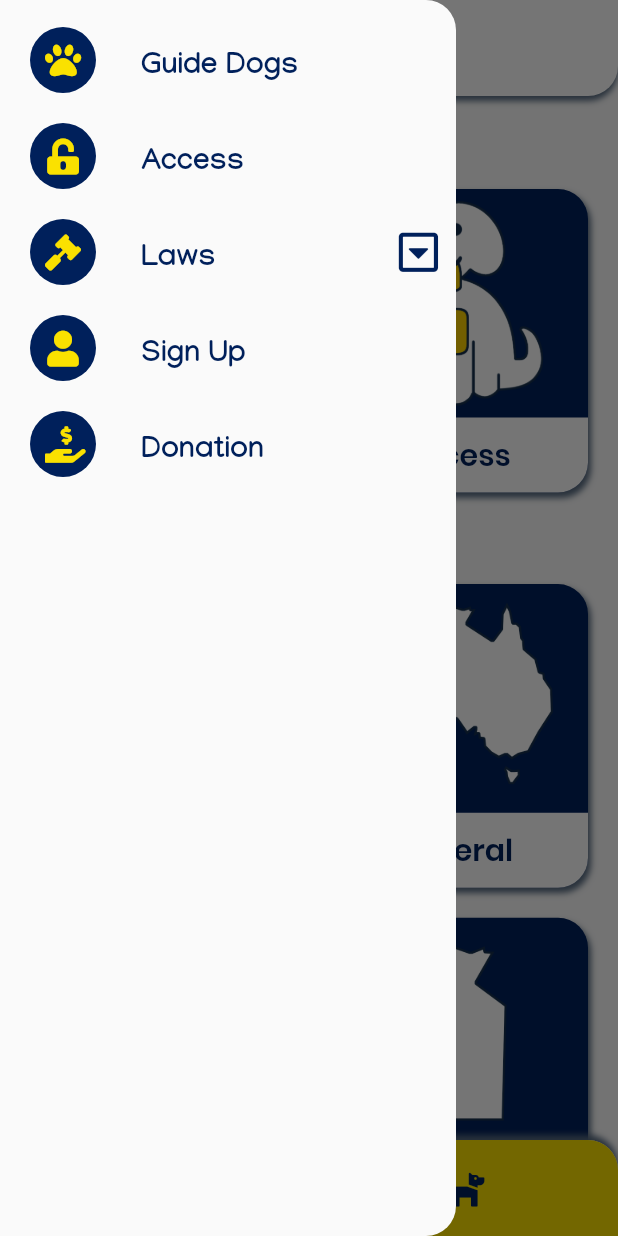
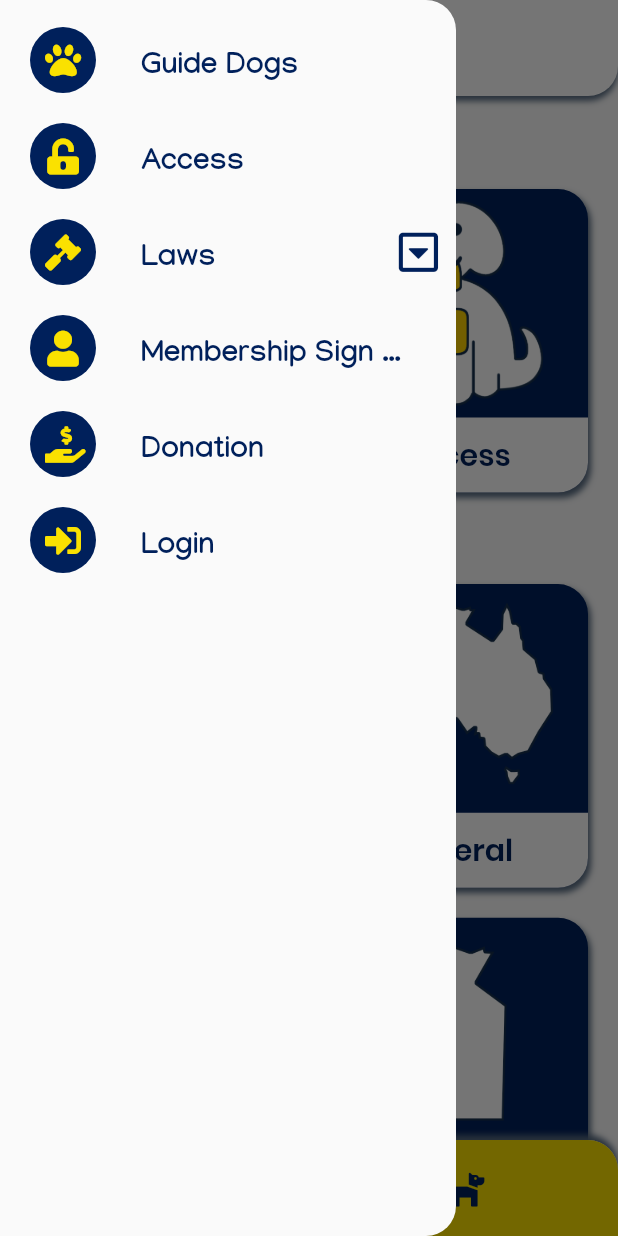
Before and after one commit to Thornie/DGHA-App, a Flutter app: the screen it shows after launch, with the side drawer open, on a phone screen of 412 x 824 dp. Run offline on Flutter 3.47's test engine with Material 2 defaults, Android fonts, the phone set to English and light mode, and no system bars; our stand-ins replace firebase_auth, flutter_html, font_awesome_flutter, modal_progress_hud; accounts and stored records are empty.

Commit message:
login working with firebase

```diff
--- a/lib/components/menu_drawer.dart
+++ b/lib/components/menu_drawer.dart
@@ -34,6 +34,7 @@ class MenuDrawer extends StatelessWidget {
                 MenuExpansionTile(tile: Data.lawsTilesListData),
                 MenuTile(tile: Data.signUpTileData),
                 MenuTile(tile: Data.donateTileData),
+                MenuTile(tile: Data.login),
               ],
             ),
           ),
--- a/lib/misc/data.dart
+++ b/lib/misc/data.dart
@@ -2,6 +2,7 @@ import 'package:dgha_brochure/models/languages.dart';
 import 'package:dgha_brochure/models/menu_card_data.dart';
 import 'package:dgha_brochure/models/menu_tile_data.dart';
 import 'package:dgha_brochure/screens/info_screens.dart';
+import 'package:dgha_brochure/screens/login_screen.dart';
 import 'package:font_awesome_flutter/font_awesome_flutter.dart';
 
 class Data {
@@ -224,7 +225,7 @@ class Data {
       semanticHint: "Double Tap to read more about Western Australian Law regarding Guide Dogs");
 
   static final MenuTileData signUpTileData = new MenuTileData(
-      title: "Sign Up",
+      title: "Membership Sign Up ",
       icon: FontAwesomeIcons.solidUser,
       link: "http://dgha.org.au/dgha/membership/",
       semanticLabel: "Sign Up",
@@ -236,6 +237,14 @@ class Data {
       link: "http://dgha.org.au/dgha/membership/",
       semanticLabel: "Donation",
       semanticHint: "Double tap to go to the Guide Dog Handler Australia Donation page");
+
+  static final MenuTileData login = new MenuTileData(
+      title: "Login",
+      pageToNavigateTo: LoginScreen.id,
+      icon: FontAwesomeIcons.signInAlt,
+      semanticLabel: "Login",
+      semanticHint: "Double tap to go to the Login/Register page");
+
 
   // ---------------------------------------- LANGUAGES
   // ---------------------- GENERAL INFO LANGUAGES
--- a/lib/misc/route_generator.dart
+++ b/lib/misc/route_generator.dart
@@ -1,8 +1,10 @@
 import 'package:dgha_brochure/models/screen_args.dart';
 import 'package:dgha_brochure/screens/info_screens.dart';
+import 'package:dgha_brochure/screens/login_screen.dart';
 import 'package:dgha_brochure/screens/menu_screen.dart';
 import 'package:dgha_brochure/screens/rating_menu_screen.dart';
 import 'package:dgha_brochure/screens/rating_screen.dart';
+import 'package:dgha_brochure/screens/register_screen.dart';
 import 'package:dgha_brochure/screens/review_screen.dart';
 import 'package:flutter/material.dart';
 
@@ -30,6 +32,10 @@ class RouteGenerator {
       case RatingScreen.id:
         return MaterialPageRoute(
             builder: (_) => RatingScreen(settings.arguments));
+            case LoginScreen.id:
+        return MaterialPageRoute(builder: (_) => LoginScreen());
+      case RegisterScreen.id:
+        return MaterialPageRoute(builder: (_) => RegisterScreen());
       default:
         return MaterialPageRoute(builder: (_) => MenuScreen());
     }
--- a/lib/screens/login_screen.dart
+++ b/lib/screens/login_screen.dart
@@ -76,6 +76,7 @@ class _LoginScreenState extends State<LoginScreen> {
                   onChanged: (value) {
                     password = value;
                   },
+                  obscureText: true,
                   decoration: InputDecoration(
                     hintText: 'Type your Password',
                     prefixIcon: Icon(
--- a/lib/screens/register_screen.dart
+++ b/lib/screens/register_screen.dart
@@ -77,6 +77,7 @@ class _RegisterScreenState extends State<RegisterScreen> {
                   onChanged: (value) {
                     password = value;
                   },
+                  obscureText: true,
                   decoration: InputDecoration(
                     hintText: 'Type your Password',
                     prefixIcon: Icon(
@@ -95,6 +96,7 @@ class _RegisterScreenState extends State<RegisterScreen> {
                   onChanged: (value) {
                     confirmpass = value;
                   },
+                  obscureText: true,
                   decoration: InputDecoration(
                     hintText: 'Confirm Password',
                     prefixIcon: Icon(
--- a/pubspec.yaml
+++ b/pubspec.yaml
@@ -14,9 +14,8 @@ dependencies:
   font_awesome_flutter: ^8.5.0
   flutter_html: ^0.10.4
   modal_progress_hud: ^0.1.3
+  firebase_core: ^0.4.0+9
   firebase_auth: ^0.14.0+5
-  firebase_core: ^0.4.0+9
-
 
 dev_dependencies:
   flutter_test:
```
